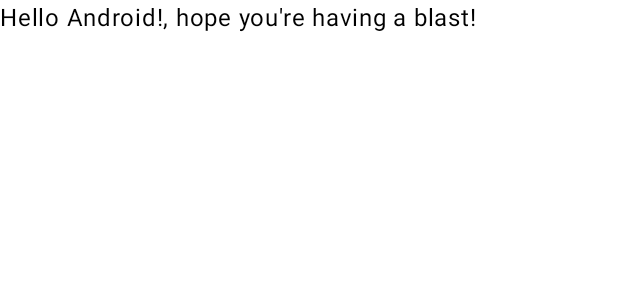
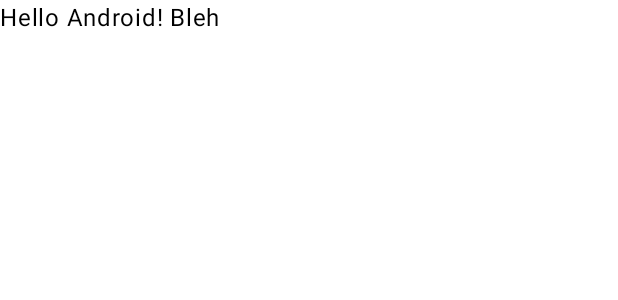
Before and after one commit to BickBee/FantasyInvestments, an Android app built with Jetpack Compose: the @Preview function GreetingPreview, on a phone screen of 412 x 824 dp. Shown: the top 300 px of the screen. Run offline under Robolectric (Android 15) with nearby library versions, the phone set to English and light mode, and no system bars.

```diff
--- a/app/src/main/java/com/example/fantasystocks/MainActivity.kt
+++ b/app/src/main/java/com/example/fantasystocks/MainActivity.kt
@@ -33,7 +33,7 @@ class MainActivity : ComponentActivity() {
 @Composable
 fun Greeting(name: String, modifier: Modifier = Modifier) {
     Text(
-            text = "Hello $name!, hope you're having a blast!",
+            text = "Hello $name! Bleh",
             modifier = modifier
     )
 }
```
Also changed, not shown: 1 other file.
